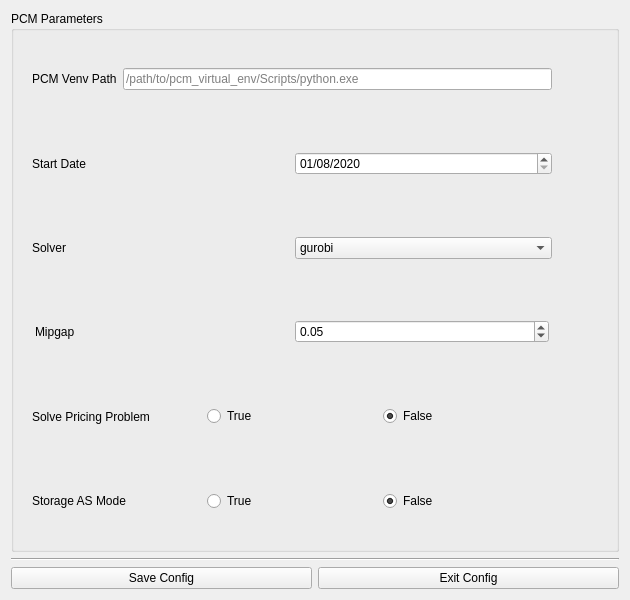
Qt form progress/ui/forms/simulation/pcm_config.ui (sandialabs/snl-progress) before a commit.
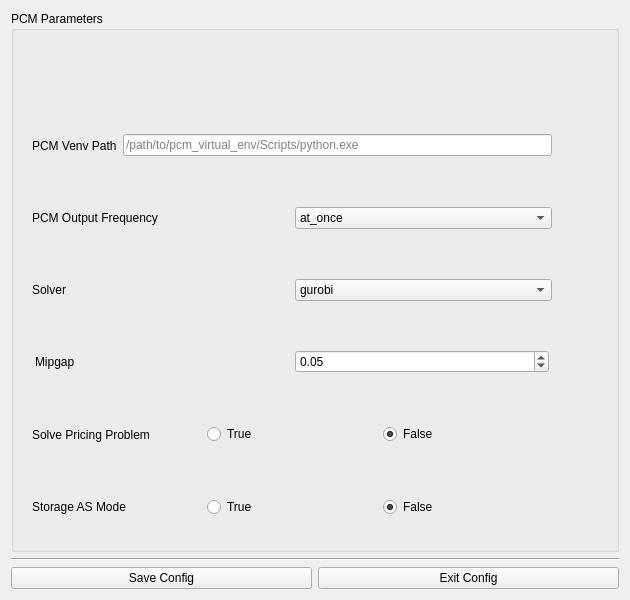
The same form after that commit. Icons and pictures are not drawn.

The edit to the form file:
```diff
--- a/progress/ui/forms/simulation/pcm_config.ui
+++ b/progress/ui/forms/simulation/pcm_config.ui
@@ -32,6 +32,75 @@
       <string>PCM Parameters</string>
      </property>
      <layout class="QVBoxLayout" name="verticalLayout_2">
+      <item>
+       <widget class="QFrame" name="frame_pcm_logo">
+        <property name="maximumSize">
+         <size>
+          <width>16777215</width>
+          <height>400</height>
+         </size>
+        </property>
+        <property name="frameShape">
+         <enum>QFrame::NoFrame</enum>
+        </property>
+        <property name="frameShadow">
+         <enum>QFrame::Plain</enum>
+        </property>
+        <layout class="QHBoxLayout" name="horizontalLayout_2">
+         <item>
+          <spacer name="horizontalSpacer">
+           <property name="orientation">
+            <enum>Qt::Horizontal</enum>
+           </property>
+           <property name="sizeHint" stdset="0">
+            <size>
+             <width>40</width>
+             <height>20</height>
+            </size>
+           </property>
+          </spacer>
+         </item>
+         <item>
+          <widget class="QLabel" name="label_pcm_logo">
+           <property name="sizePolicy">
+            <sizepolicy hsizetype="Preferred" vsizetype="Preferred">
+             <horstretch>0</horstretch>
+             <verstretch>0</verstretch>
+            </sizepolicy>
+           </property>
+           <property name="maximumSize">
+            <size>
+             <width>300</width>
+             <height>300</height>
+            </size>
+           </property>
+           <property name="text">
+            <string/>
+           </property>
+           <property name="pixmap">
+            <pixmap resource="../../../resources.qrc">:/logos/Images/logos/pcm_logo_square.png</pixmap>
+           </property>
+           <property name="scaledContents">
+            <bool>false</bool>
+           </property>
+          </widget>
+         </item>
+         <item>
+          <spacer name="horizontalSpacer_2">
+           <property name="orientation">
+            <enum>Qt::Horizontal</enum>
+           </property>
+           <property name="sizeHint" stdset="0">
+            <size>
+             <width>40</width>
+             <height>20</height>
+            </size>
+           </property>
+          </spacer>
+         </item>
+        </layout>
+       </widget>
+      </item>
       <item>
        <widget class="QFrame" name="frame_pcm_venv">
         <property name="frameShape">
@@ -114,32 +183,32 @@
          <item>
           <widget class="QLabel" name="label_start_date">
            <property name="text">
-            <string>Start Date</string>
+            <string>PCM Output Frequency</string>
            </property>
           </widget>
          </item>
          <item>
-          <widget class="QDateEdit" name="dateEdit_start_date">
-           <property name="maximumDate">
-            <date>
-             <year>7999</year>
-             <month>12</month>
-             <day>31</day>
-            </date>
-           </property>
-           <property name="currentSection">
-            <enum>QDateTimeEdit::MonthSection</enum>
-           </property>
-           <property name="displayFormat">
-            <string>MM/dd/yyyy</string>
-           </property>
-           <property name="date">
-            <date>
-             <year>2020</year>
-             <month>1</month>
-             <day>8</day>
-            </date>
-           </property>
+          <widget class="QComboBox" name="comboBox_output_freq">
+           <item>
+            <property name="text">
+             <string>at_once</string>
+            </property>
+           </item>
+           <item>
+            <property name="text">
+             <string>daily</string>
+            </property>
+           </item>
+           <item>
+            <property name="text">
+             <string>weekly</string>
+            </property>
+           </item>
+           <item>
+            <property name="text">
+             <string>monthly</string>
+            </property>
+           </item>
           </widget>
          </item>
          <item>
```
Left out of the diff: 6 changed lines with no effect on the pictures.
